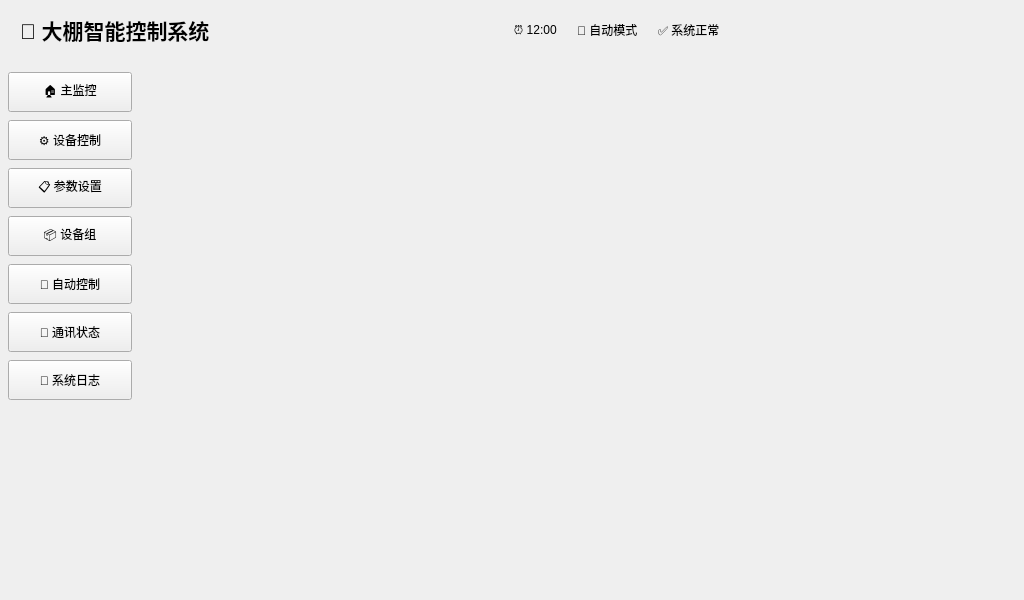
Before: the Qt Designer form ui/mainwindow.ui in LoveMiku233/qt_display_test, drawn with Qt 5.
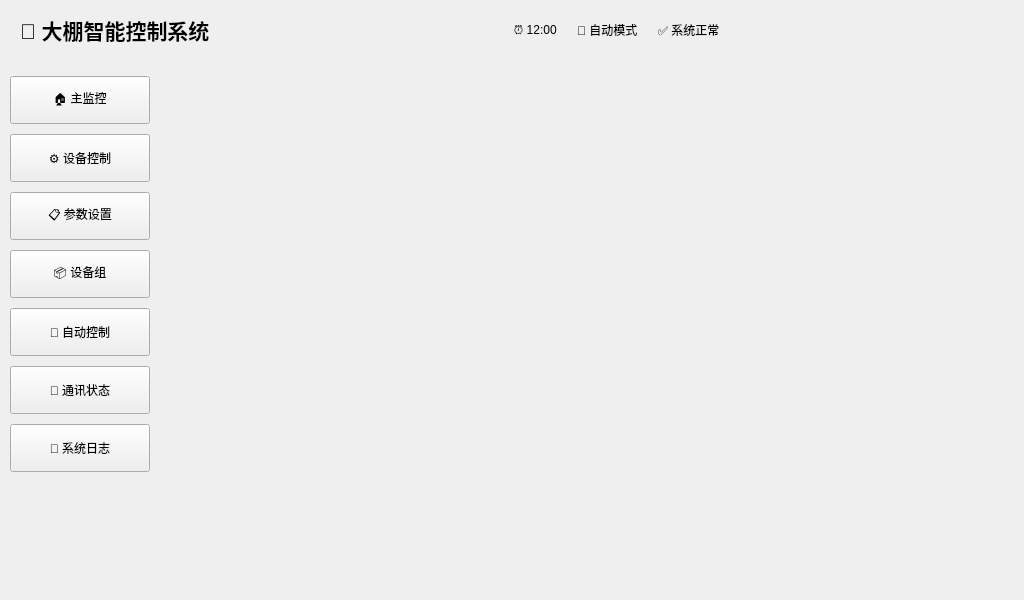
After: the same form once the commit is applied.

Diff of the .ui file:
```diff
--- a/ui/mainwindow.ui
+++ b/ui/mainwindow.ui
@@ -131,13 +131,13 @@
      <widget class="QFrame" name="menuBar">
       <property name="minimumSize">
        <size>
-        <width>140</width>
+        <width>160</width>
         <height>0</height>
        </size>
       </property>
       <property name="maximumSize">
        <size>
-        <width>140</width>
+        <width>160</width>
         <height>16777215</height>
        </size>
       </property>
@@ -146,19 +146,19 @@
       </property>
       <layout class="QVBoxLayout" name="menuLayout">
        <property name="spacing">
-        <number>8</number>
+        <number>10</number>
        </property>
        <property name="leftMargin">
-        <number>8</number>
+        <number>10</number>
        </property>
        <property name="topMargin">
-        <number>12</number>
+        <number>16</number>
        </property>
        <property name="rightMargin">
-        <number>8</number>
+        <number>10</number>
        </property>
        <property name="bottomMargin">
-        <number>12</number>
+        <number>16</number>
        </property>
        <item>
         <widget class="QPushButton" name="btnMain">
@@ -168,7 +168,7 @@
          <property name="minimumSize">
           <size>
            <width>0</width>
-           <height>40</height>
+           <height>48</height>
           </size>
          </property>
         </widget>
@@ -181,7 +181,7 @@
          <property name="minimumSize">
           <size>
            <width>0</width>
-           <height>40</height>
+           <height>48</height>
           </size>
          </property>
         </widget>
@@ -194,7 +194,7 @@
          <property name="minimumSize">
           <size>
            <width>0</width>
-           <height>40</height>
+           <height>48</height>
           </size>
          </property>
         </widget>
@@ -207,7 +207,7 @@
          <property name="minimumSize">
           <size>
            <width>0</width>
-           <height>40</height>
+           <height>48</height>
           </size>
          </property>
         </widget>
@@ -220,7 +220,7 @@
          <property name="minimumSize">
           <size>
            <width>0</width>
-           <height>40</height>
+           <height>48</height>
           </size>
          </property>
         </widget>
@@ -233,7 +233,7 @@
          <property name="minimumSize">
           <size>
            <width>0</width>
-           <height>40</height>
+           <height>48</height>
           </size>
          </property>
         </widget>
@@ -246,7 +246,7 @@
          <property name="minimumSize">
           <size>
            <width>0</width>
-           <height>40</height>
+           <height>48</height>
           </size>
          </property>
         </widget>
```
